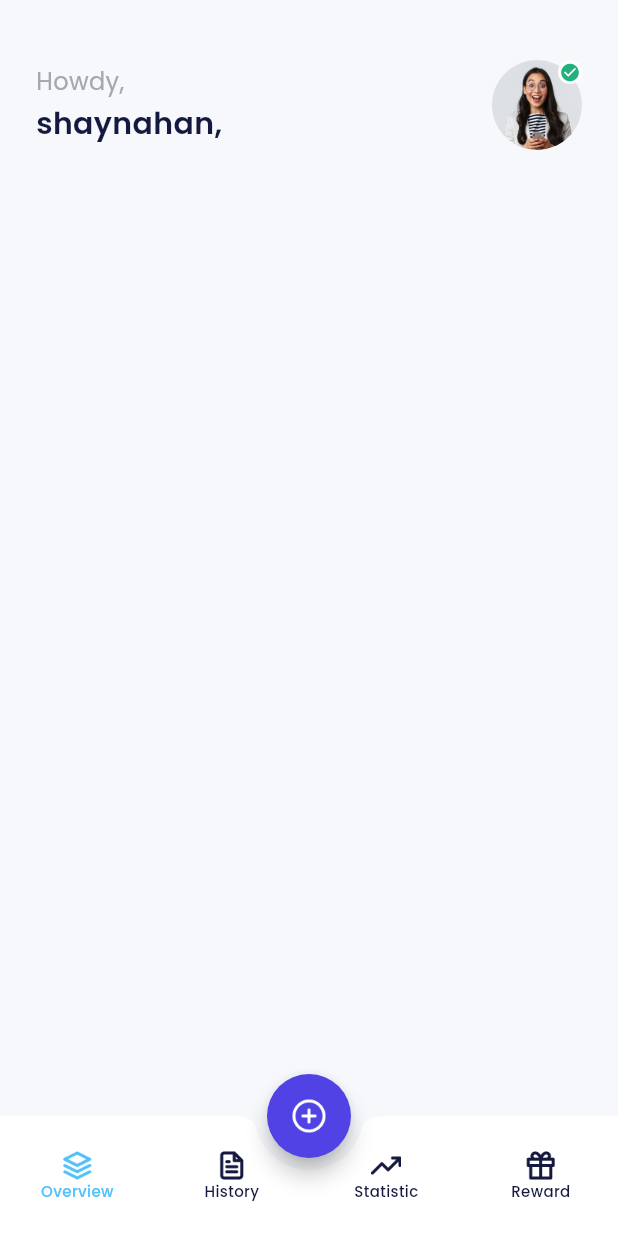
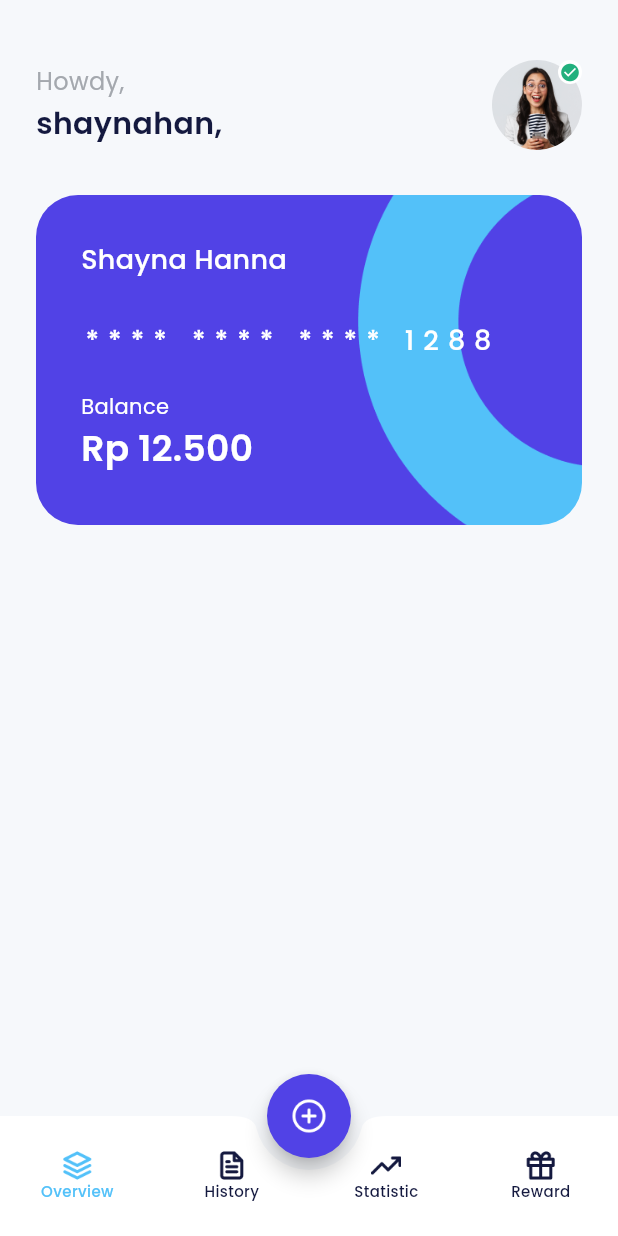
Before and after one commit to evairo176/bank_e, a Flutter app: the HomePage screen opened by its route, on a phone screen of 412 x 824 dp. Run offline on Flutter 3.47's test engine with Material 3 defaults, Android fonts, the phone set to English and light mode, and no system bars; our stand-ins replace carousel_slider, google_fonts.

Commit message:
feat: add build wallet card section to home page

```diff
--- a/lib/ui/pages/home_page.dart
+++ b/lib/ui/pages/home_page.dart
@@ -1,5 +1,6 @@
 import 'package:ewallet/shared/theme.dart';
 import 'package:flutter/material.dart';
+import 'package:flutter/widgets.dart';
 
 class HomePage extends StatelessWidget {
   const HomePage({super.key});
@@ -81,6 +82,7 @@ class HomePage extends StatelessWidget {
         ),
         children: [
           buildProfile(),
+          buildWalletCard(),
         ],
       ),
     );
@@ -145,4 +147,58 @@ class HomePage extends StatelessWidget {
       ),
     );
   }
+
+  Widget buildWalletCard() {
+    return Container(
+      width: double.infinity,
+      height: 220,
+      margin: const EdgeInsets.only(
+        top: 30,
+      ),
+      padding: const EdgeInsets.all(30),
+      decoration: BoxDecoration(
+        borderRadius: BorderRadius.circular(28),
+        image: const DecorationImage(
+          fit: BoxFit.cover,
+          image: AssetImage('assets/image_bg_card.png'),
+        ),
+      ),
+      child: Column(
+        crossAxisAlignment: CrossAxisAlignment.start,
+        children: [
+          Text(
+            'Shayna Hanna',
+            style: whiteTextStyle.copyWith(
+              fontSize: 18,
+              fontWeight: medium,
+            ),
+          ),
+          const SizedBox(
+            height: 28,
+          ),
+          Text(
+            '**** **** **** 1288',
+            style: whiteTextStyle.copyWith(
+                fontSize: 18, fontWeight: medium, letterSpacing: 6),
+          ),
+          const SizedBox(
+            height: 21,
+          ),
+          Text(
+            'Balance',
+            style: whiteTextStyle.copyWith(
+              fontSize: 14,
+            ),
+          ),
+          Text(
+            'Rp 12.500',
+            style: whiteTextStyle.copyWith(
+              fontSize: 24,
+              fontWeight: semiBold,
+            ),
+          )
+        ],
+      ),
+    );
+  }
 }
```
